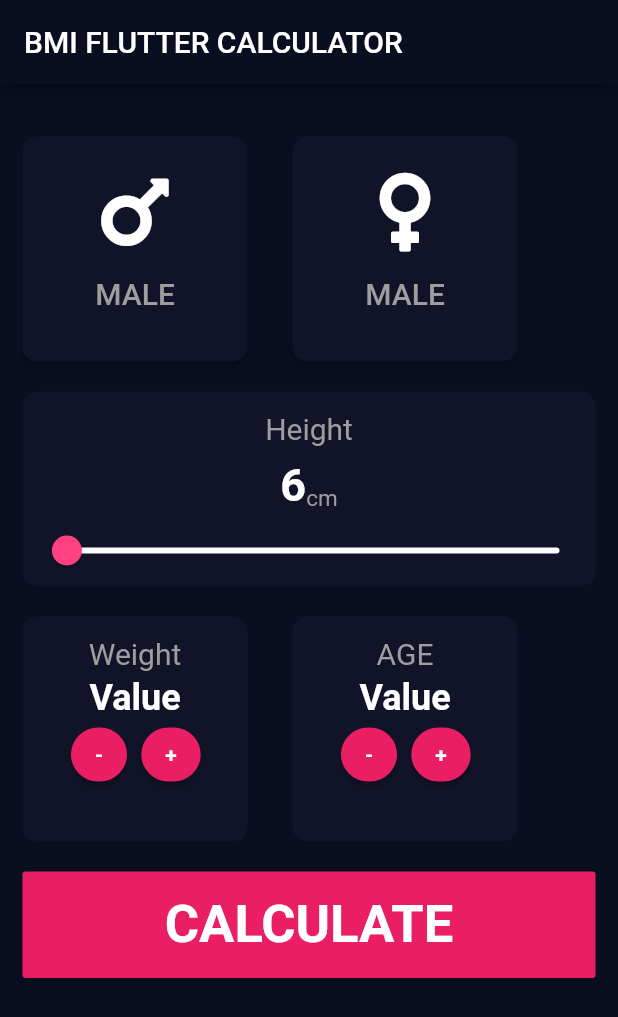
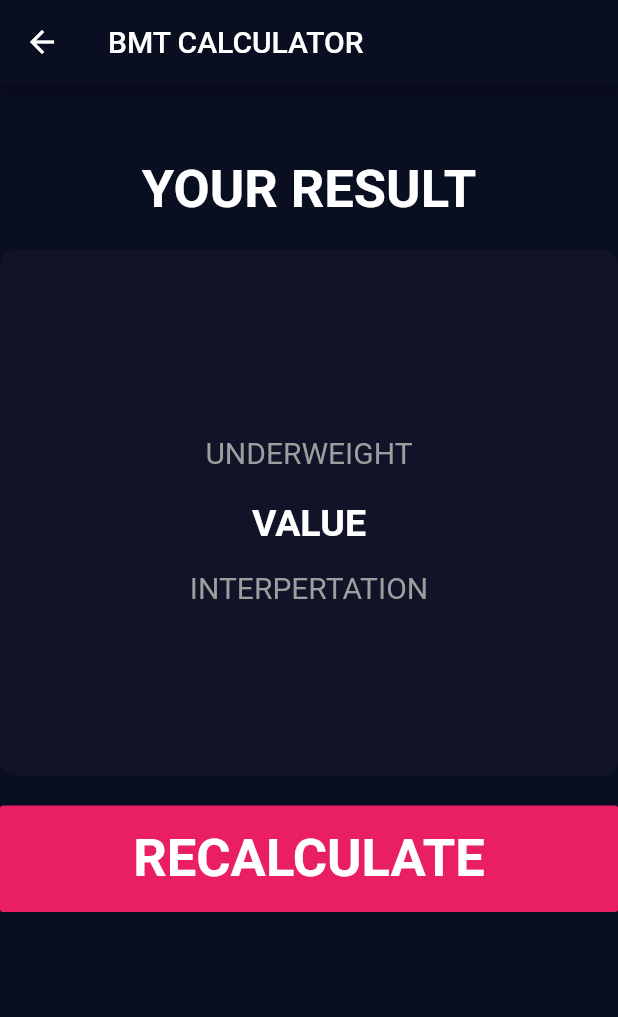
Before and after one commit to Karim-bz/BMIFlutterCalculator, a Flutter app: the screen it shows after launch, after a tap on "CALCULATE", on a phone screen of 412 x 824 dp. Shown: the top 1017 px of the screen. Run offline on Flutter 3.47's test engine with Material 2 defaults, Android fonts, the phone set to English and light mode, and no system bars; our stand-ins replace font_awesome_flutter, get; missing offline and left inert: dart:ffi.

Commit message:
Result Screen

```diff
--- a/lib/Screens/mainPage.dart
+++ b/lib/Screens/mainPage.dart
@@ -1,6 +1,8 @@
 import 'dart:ffi';
+import 'package:bmifluttercalculator/Screens/resultPage.dart';
 import 'package:flutter/material.dart';
 import 'package:font_awesome_flutter/font_awesome_flutter.dart';
+import 'package:get/get.dart';
 
 class MainPage extends StatelessWidget {
   @override
@@ -293,6 +295,7 @@ class _MainPageViewState extends State<MainPageView> {
                   padding: EdgeInsets.all(15),
                   onPressed: () {
                     /*...*/
+                    Get.to(ResultPage());
                   },
                   child: Text(
                     "CALCULATE",
--- /dev/null
+++ b/lib/Screens/resultPage.dart
@@ -0,0 +1,104 @@
+import 'package:bmifluttercalculator/Screens/mainPage.dart';
+import 'package:flutter/material.dart';
+import 'package:get/get.dart';
+
+class ResultPage extends StatelessWidget {
+  @override
+  Widget build(BuildContext context) {
+    return Container(
+      child: ResultPageView(),
+    );
+  }
+}
+
+class ResultPageView extends StatefulWidget {
+  @override
+  _ResultPageViewState createState() => _ResultPageViewState();
+}
+
+class _ResultPageViewState extends State<ResultPageView> {
+  @override
+  Widget build(BuildContext context) {
+    return Container(
+      child: Scaffold(
+        backgroundColor: const Color(0xff090E21),
+        appBar: AppBar(
+          title: Text("BMT CALCULATOR"),
+        ),
+        body: Container(
+          child: Center(
+            child: Padding(
+              padding: const EdgeInsets.symmetric(vertical: 50),
+              child: Column(
+                children: [
+                  Text(
+                    "YOUR RESULT",
+                    style: TextStyle(
+                      fontSize: 35.0,
+                      color: Colors.white,
+                      fontWeight: FontWeight.bold,
+                    ),
+                  ),
+                  Padding(
+                    padding: const EdgeInsets.symmetric(vertical: 20),
+                    child: Center(
+                      child: Container(
+                        decoration: BoxDecoration(
+                          color: const Color(0xff111328),
+                          borderRadius: BorderRadius.circular(10),
+                        ),
+                        height: 350,
+                        width: double.infinity,
+                        child: Column(
+                          crossAxisAlignment: CrossAxisAlignment.center,
+                          mainAxisAlignment: MainAxisAlignment.center,
+                          children: [
+                            Text(
+                              "UNDERWEIGHT",
+                              style: TextStyle(
+                                  color: Colors.grey, fontSize: 20, height: 2),
+                            ),
+                            Text(
+                              "VALUE",
+                              style: TextStyle(
+                                color: Colors.white,
+                                fontSize: 25,
+                                fontWeight: FontWeight.bold,
+                                height: 2,
+                              ),
+                            ),
+                            Text(
+                              "INTERPERTATION",
+                              style: TextStyle(
+                                  color: Colors.grey, fontSize: 20, height: 2),
+                            ),
+                          ],
+                        ),
+                      ),
+                    ),
+                  ),
+                  FlatButton(
+                    color: Colors.pink,
+                    textColor: Colors.white,
+                    minWidth: double.infinity,
+                    splashColor: Colors.pinkAccent,
+                    padding: EdgeInsets.all(15),
+                    onPressed: () {
+                      /*...*/
+                      Get.offAll(MainPage());
+                    },
+                    child: Text(
+                      "RECALCULATE",
+                      style: TextStyle(
+                          fontSize: 35.0, fontWeight: FontWeight.bold),
+                    ),
+                  ),
+                ],
+              ),
+            ),
+          ),
+        ),
+      ),
+    );
+  }
+}
--- a/lib/main.dart
+++ b/lib/main.dart
@@ -1,4 +1,5 @@
 import 'package:bmifluttercalculator/Screens/mainPage.dart';
+import 'package:bmifluttercalculator/Screens/resultPage.dart';
 import 'package:flutter/material.dart';
 import 'package:get/get.dart';
 
@@ -13,6 +14,7 @@ void main() {
     defaultTransition: Transition.zoom,
     getPages: [
       GetPage(name: '/main', page: () => MainPage()),
+      GetPage(name: '/result', page: () => ResultPage()),
     ],
   ));
 }
```
